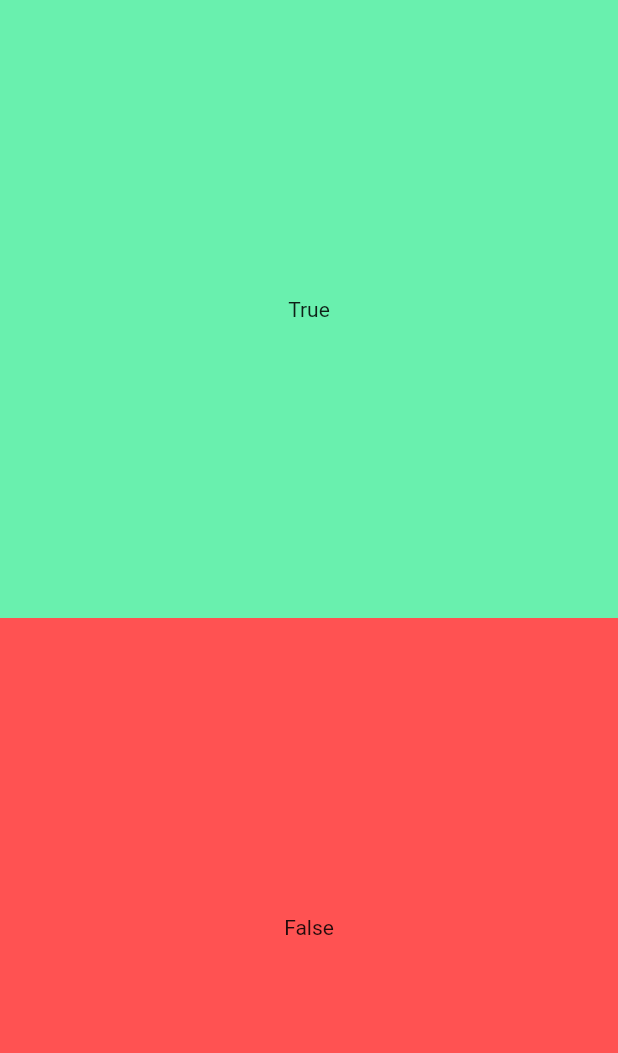
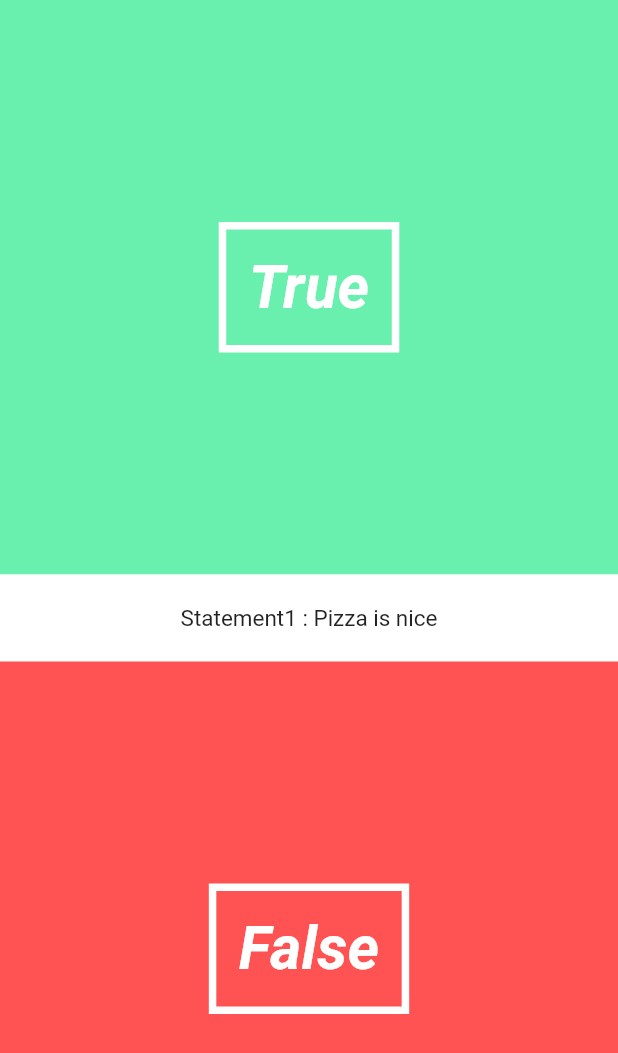
Before and after one commit to emreozcan3320/myFirtsFlutterApp, a Flutter app: the screen it shows after launch, on a phone screen of 412 x 824 dp. Shown: the top 1053 px of the screen. Run offline on Flutter 3.47's test engine with Material 2 defaults, Android fonts, the phone set to English and light mode, and no system bars.

Commit message:
first animation was added

```diff
--- /dev/null
+++ b/lib/UI/answerButton_file.dart
@@ -0,0 +1,32 @@
+import 'package:flutter/material.dart';
+
+class AnswerButton extends StatelessWidget {
+
+  final bool _answer;
+ final  VoidCallback _onTap;
+
+  AnswerButton(this._answer,this._onTap);
+
+  @override
+  Widget build (BuildContext context){
+    return  new Expanded( //True button
+              child: new Material(
+                color: _answer == true ? Colors.greenAccent: Colors.redAccent,
+                child: new InkWell(
+                  onTap: () => _onTap(),
+                  child: new Center(
+                    child: new Container(
+                      decoration: new BoxDecoration(
+                        border: new Border.all( color: Colors.white, width: 5.0 )
+                      ),
+                      padding: new EdgeInsets.all(15.0),
+                      child: new Text(_answer == true ? "True" : "False",
+                      style: new TextStyle(color: Colors.white, fontSize: 40.0,fontWeight: FontWeight.bold, fontStyle: FontStyle.italic),
+                      ),
+                      ) ,
+                    ),
+                  )
+                ),
+              );
+  }
+}
--- /dev/null
+++ b/lib/UI/question_text.dart
@@ -0,0 +1,42 @@
+import 'package:flutter/material.dart';
+
+class QuestionText extends StatefulWidget{
+
+final String _question;
+final int _questionNumber;
+
+QuestionText(this._question,this._questionNumber);
+
+@override
+State createState () => new QuestionTextState();
+}
+
+class QuestionTextState extends State<QuestionText> with SingleTickerProviderStateMixin {
+
+  Animation<double> _fontSizeAnimation;
+  AnimationController _fontSizeAnimationController;
+
+  @override
+  void initState(){
+    super.initState();
+    _fontSizeAnimationController = new AnimationController(duration: new Duration(milliseconds: 500), vsync: this );
+    _fontSizeAnimation = new CurvedAnimation(parent: _fontSizeAnimationController, curve: Curves.linear);
+    _fontSizeAnimation.addListener(() => this.setState(() {}));
+    _fontSizeAnimationController.forward();
+  }
+
+  @override
+  Widget build (BuildContext context){
+    return  new Material(
+              color: Colors.white,
+              child: new Padding(
+                padding: new EdgeInsets.symmetric(vertical: 20.0),
+                child: new Center(
+                  child: new Text("Statement"+ widget._questionNumber.toString() +" : "+ widget._question,
+                    style: new TextStyle( fontSize: _fontSizeAnimation.value * 15),
+                  ),
+                ),
+              ),
+            );
+  }
+}
--- a/lib/pages/quiz_page.dart
+++ b/lib/pages/quiz_page.dart
@@ -2,6 +2,8 @@ import 'package:flutter/material.dart';
 
 import '../utils/question.dart';
 import '../utils/quiz.dart';
+import '../UI/answerButton_file.dart';
+import '../UI/question_text.dart';
 
 
 class QuizPage extends StatefulWidget {
@@ -18,32 +20,9 @@ class QuizePageState extends State<QuizPage>{
       children: <Widget>[
         new  Column( //This is our main page
           children: <Widget>[
-            new Expanded( //True button
-              child: new Material(
-                color: Colors.greenAccent,
-                child: new InkWell(
-                  onTap: () => print("You answered true"),
-                  child: new Center(
-                    child: new Container(
-                      child: new Text("True"),
-                    ),
-                  )
-                ),
-              ),
-            ),
-            new Expanded( //False button
-              child: new Material(
-                color: Colors.redAccent,
-                child: new InkWell(
-                  onTap: () => print("You answered false"),
-                  child: new Center(
-                    child: new Container(
-                      child: new Text("False"),
-                    ),
-                  )
-                ),
-              ),
-            )
+            new AnswerButton(true,() => print("You answered Ture") ),
+            new QuestionText("Pizza is nice", 1),
+            new AnswerButton(false, () { print("You answered False");} )
           ],
         ),
       ],
```
